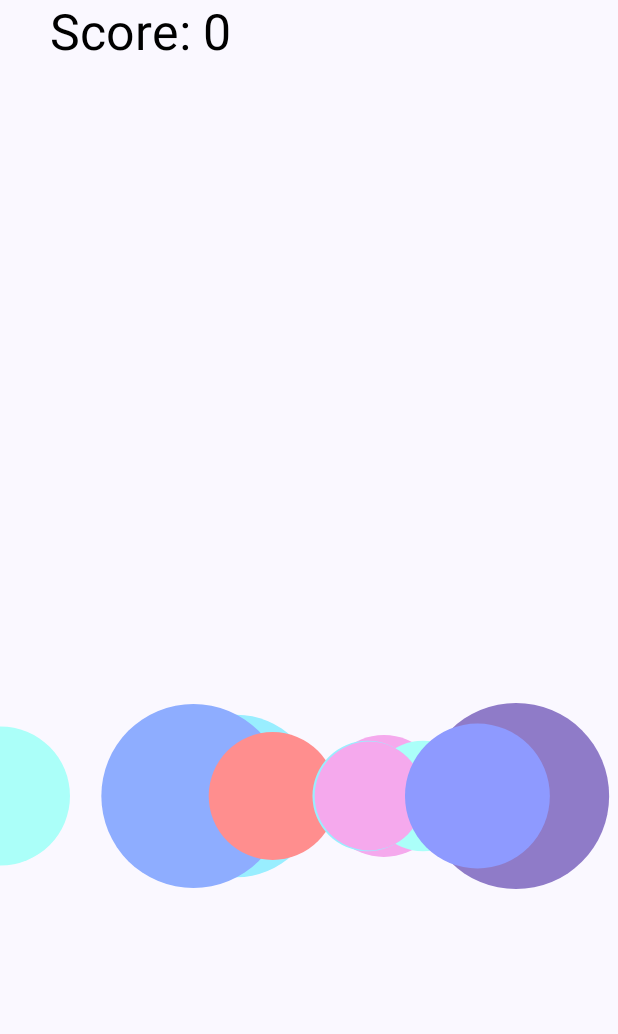
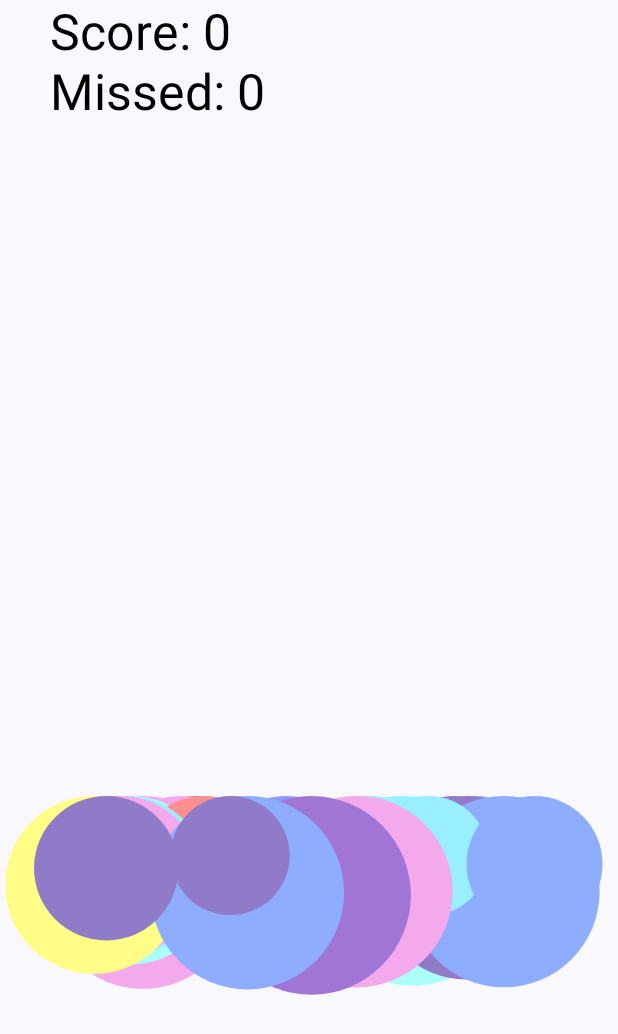
Before and after one commit to SabaAnsari2002/balloon-game, an Android app built with Jetpack Compose: the screen it shows after launch (MainActivity), after a tap on "شروع بازی", on a phone screen of 412 x 824 dp. Shown: the top 1034 px of the screen. Run offline under Robolectric (Android 15) with nearby library versions, the phone set to English and light mode, and no system bars.

Commit message:
third commit

```diff
--- a/app/src/main/java/com/saba/balloongame/BalloonGameScreen.kt
+++ b/app/src/main/java/com/saba/balloongame/BalloonGameScreen.kt
@@ -3,13 +3,20 @@ package com.saba.balloongame
 import androidx.compose.foundation.layout.fillMaxSize
 import androidx.compose.runtime.Composable
 import androidx.compose.ui.Modifier
+import androidx.compose.ui.platform.LocalContext
 import androidx.compose.ui.viewinterop.AndroidView
 import com.saba.balloongame.BalloonView
 
 @Composable
-fun BalloonGameScreen() {
+fun BalloonGameScreen(onGameOver: () -> Unit) {
+    val context = LocalContext.current
     AndroidView(
-        factory = { context -> BalloonView(context) },
+        factory = {
+            BalloonView(context).apply {
+                this.onGameOver = onGameOver
+                resetGame()
+            }
+        },
         modifier = Modifier.fillMaxSize()
     )
 }
--- a/app/src/main/java/com/saba/balloongame/BalloonView.kt
+++ b/app/src/main/java/com/saba/balloongame/BalloonView.kt
@@ -19,6 +19,8 @@ class BalloonView(context: Context, attrs: AttributeSet? = null) : View(context,
     private var score = 0
     private var speed = 10 // سرعت اولیه
     private var lastSpeedChangeTime = System.currentTimeMillis()
+    private var missedBalloonsCount = 0 // شمارش بادکنک‌های نترکیده و خارج شده
+    var onGameOver: (() -> Unit)? = null // تعریف یک تابع برای هندل کردن پایان بازی
 
     // تعریف رنگ‌ها به صورت مقادیر صحیح
     private val balloonColors = intArrayOf(
@@ -29,26 +31,32 @@ class BalloonView(context: Context, attrs: AttributeSet? = null) : View(context,
     )
 
     init {
-        // تولید بادکنک‌های اولیه
-        for (i in 1..10) {
-            balloons.add(generateRandomBalloon())
-        }
-
+        resetGame()
         // تنظیم انیمیشن حرکت بادکنک‌ها
         val handler = Handler()
         handler.post(object : Runnable {
             override fun run() {
+                if (missedBalloonsCount >= 5) {
+                    onGameOver?.invoke()
+                    return
+                }
+
                 val balloonsToRemove = mutableListOf<Balloon>()
-                val balloonsToAdd = mutableListOf<Balloon>()
                 for (balloon in balloons) {
                     balloon.y -= speed // سرعت حرکت بادکنک‌ها
-                    if (balloon.y < 0) {
+                    if (balloon.y + balloon.radius < 0) {
                         balloonsToRemove.add(balloon)
-                        balloonsToAdd.add(generateRandomBalloon())
+                        missedBalloonsCount++
+                        if (missedBalloonsCount >= 5) {
+                            onGameOver?.invoke()
+                            return
+                        }
                     }
                 }
                 balloons.removeAll(balloonsToRemove)
-                balloons.addAll(balloonsToAdd)
+                while (balloons.size < 10) {
+                    balloons.add(generateRandomBalloon())
+                }
                 invalidate()
 
                 // افزایش سرعت هر ۱۵ ثانیه
@@ -70,29 +78,24 @@ class BalloonView(context: Context, attrs: AttributeSet? = null) : View(context,
             paint.color = balloon.color
             canvas.drawCircle(balloon.x, balloon.y, balloon.radius, paint)
         }
-        // نمایش امتیاز
+        // نمایش امتیاز و تعداد بادکنک‌های نترکیده
         paint.color = Color.BLACK
         paint.textSize = 50f
         canvas.drawText("Score: $score", 50f, 50f, paint)
+        canvas.drawText("Missed: $missedBalloonsCount", 50f, 110f, paint)
     }
 
     override fun onTouchEvent(event: MotionEvent): Boolean {
         if (event.action == MotionEvent.ACTION_DOWN) {
             // بررسی ترکاندن بادکنک
             val iterator = balloons.iterator()
-            val balloonsToRemove = mutableListOf<Balloon>()
             while (iterator.hasNext()) {
                 val balloon = iterator.next()
                 if (balloon.contains(event.x, event.y)) {
-                    balloonsToRemove.add(balloon)
+                    iterator.remove()
                     score++
                     break
                 }
-            }
-            balloons.removeAll(balloonsToRemove)
-            // اضافه کردن بادکنک جدید
-            if (balloons.size < 10) {
-                balloons.add(generateRandomBalloon())
             }
             invalidate()
         }
@@ -100,12 +103,25 @@ class BalloonView(context: Context, attrs: AttributeSet? = null) : View(context,
     }
 
     private fun generateRandomBalloon(): Balloon {
-        return Balloon(
-            x = Random.nextFloat() * width,
-            y = height.toFloat(),
-            radius = 50f + Random.nextFloat() * 50f,
-            color = balloonColors[Random.nextInt(balloonColors.size)]
-        )
+        val radius = 50f + Random.nextFloat() * 50f
+        val x = radius + Random.nextFloat() * (width - 2 * radius)
+        val y = height.toFloat() + radius // از پایین صفحه وارد شود
+        return Balloon(x, y, radius, balloonColors[Random.nextInt(balloonColors.size)])
+    }
+
+    fun resetGame() {
+        score = 0
+        speed = 10
+        missedBalloonsCount = 0
+        balloons.clear()
+        // اطمینان از اینکه View اندازه‌گیری شده است
+        post {
+            for (i in 1..10) {
+                balloons.add(generateRandomBalloon())
+            }
+            invalidate()
+        }
+        lastSpeedChangeTime = System.currentTimeMillis()
     }
 
     data class Balloon(var x: Float, var y: Float, val radius: Float, val color: Int) {
--- a/app/src/main/java/com/saba/balloongame/MainActivity.kt
+++ b/app/src/main/java/com/saba/balloongame/MainActivity.kt
@@ -1,13 +1,15 @@
 package com.saba.balloongame
 
 import android.os.Bundle
-import android.window.SplashScreen
 import androidx.activity.ComponentActivity
 import androidx.activity.compose.setContent
-import androidx.compose.foundation.layout.fillMaxSize
+import androidx.compose.foundation.layout.*
 import androidx.compose.material3.*
 import androidx.compose.runtime.*
+import androidx.compose.ui.Alignment
 import androidx.compose.ui.Modifier
+import androidx.compose.ui.unit.dp
+import androidx.compose.ui.unit.sp
 import com.saba.balloongame.ui.theme.BalloonGameTheme
 import kotlinx.coroutines.delay
 
@@ -18,6 +20,7 @@ class MainActivity : ComponentActivity() {
             BalloonGameTheme {
                 var showSplashScreen by remember { mutableStateOf(true) }
                 var startGame by remember { mutableStateOf(false) }
+                var gameOver by remember { mutableStateOf(false) }
 
                 LaunchedEffect(Unit) {
                     delay(3000)
@@ -30,7 +33,14 @@ class MainActivity : ComponentActivity() {
                 ) {
                     when {
                         showSplashScreen -> SplashScreen()
-                        startGame -> BalloonGameScreen()
+                        gameOver -> GameOverScreen(onRestartClick = {
+                            gameOver = false
+                            startGame = true
+                        })
+                        startGame -> BalloonGameScreen(onGameOver = {
+                            gameOver = true
+                            startGame = false
+                        })
                         else -> HomeScreen(onStartClick = { startGame = true })
                     }
                 }
@@ -38,3 +48,19 @@ class MainActivity : ComponentActivity() {
         }
     }
 }
+
+@Composable
+fun GameOverScreen(onRestartClick: () -> Unit) {
+    Box(
+        contentAlignment = Alignment.Center,
+        modifier = Modifier.fillMaxSize()
+    ) {
+        Column(horizontalAlignment = Alignment.CenterHorizontally) {
+            Text(text = "گیم اور", fontSize = 30.sp)
+            Spacer(modifier = Modifier.height(16.dp))
+            Button(onClick = onRestartClick) {
+                Text(text = "شروع مجدد")
+            }
+        }
+    }
+}
```
Also changed, not shown: app/src/main/java/com/saba/balloongame/HomeScreen.kt (line endings or trailing spaces).
